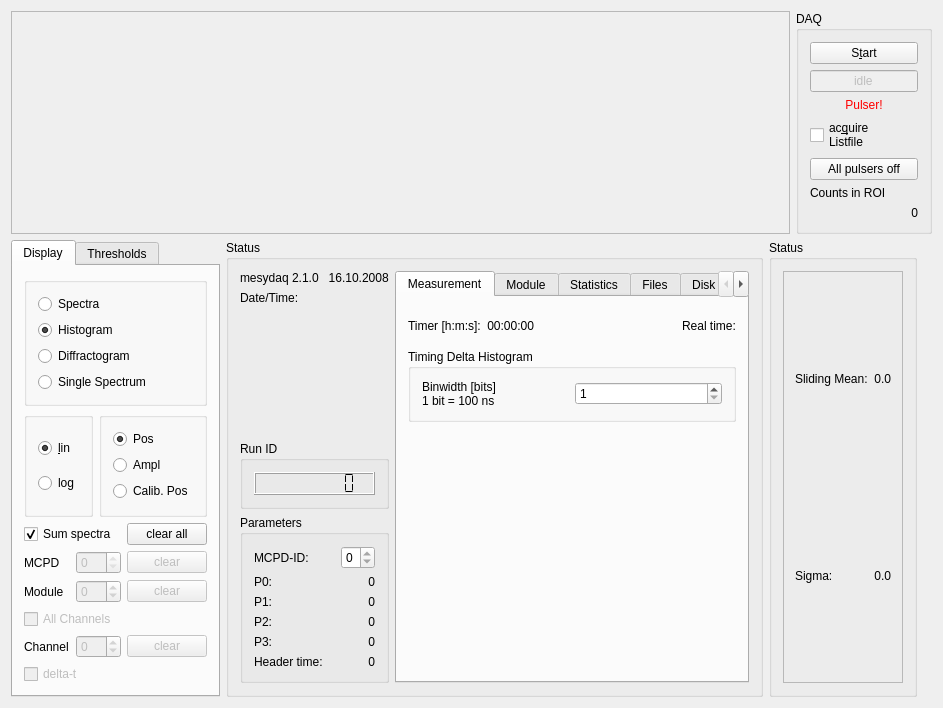
Above: qmesydaq/mainwidget.ui from flueke/qmesydaq before the change. Below: the same form after it.
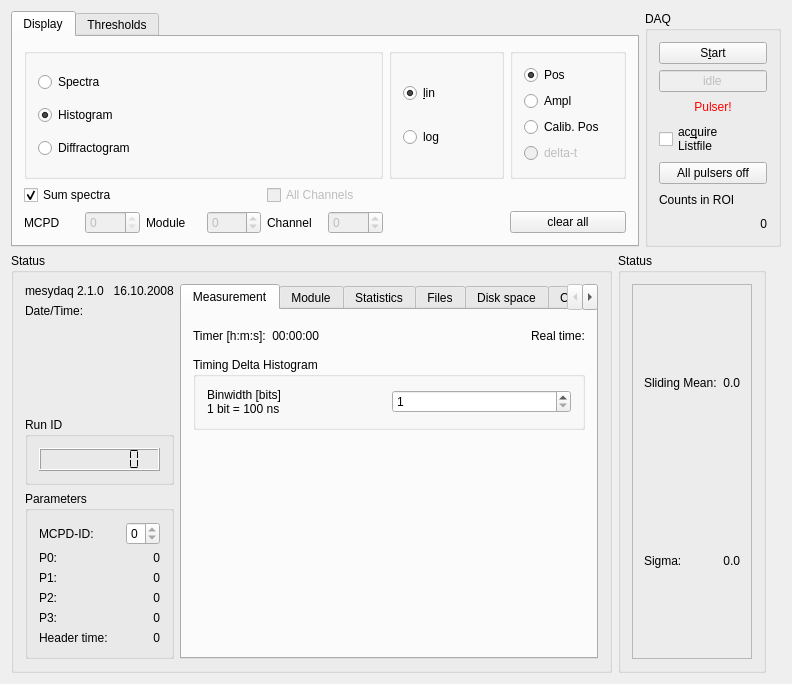
That is the form after the change. Custom widgets are drawn as their Qt base class.

Commit message:
Create a separate window for the data plot.
The data plot window is now separated from the other information
display. This helps to resize the data window, to see more information
in the data.

```diff
--- a/qmesydaq/mainwidget.ui
+++ b/qmesydaq/mainwidget.ui
@@ -6,8 +6,8 @@
    <rect>
     <x>0</x>
     <y>0</y>
-    <width>943</width>
-    <height>694</height>
+    <width>792</width>
+    <height>684</height>
    </rect>
   </property>
   <property name="baseSize">
@@ -26,189 +26,6 @@
       <number>0</number>
      </property>
      <item>
-      <widget class="QFrame" name="mainFrame">
-       <property name="sizePolicy">
-        <sizepolicy hsizetype="Expanding" vsizetype="Preferred">
-         <horstretch>0</horstretch>
-         <verstretch>0</verstretch>
-        </sizepolicy>
-       </property>
-       <property name="frameShape">
-        <enum>QFrame::StyledPanel</enum>
-       </property>
-       <property name="frameShadow">
-        <enum>QFrame::Raised</enum>
-       </property>
-       <layout class="QGridLayout" name="gridLayout_1">
-        <item row="0" column="0">
-         <widget class="QwtPlot" name="m_dataFrame">
-          <property name="sizePolicy">
-           <sizepolicy hsizetype="Expanding" vsizetype="Expanding">
-            <horstretch>0</horstretch>
-            <verstretch>0</verstretch>
-           </sizepolicy>
-          </property>
-          <property name="cursor">
-           <cursorShape>CrossCursor</cursorShape>
-          </property>
-         </widget>
-        </item>
-       </layout>
-      </widget>
-     </item>
-     <item>
-      <widget class="QGroupBox" name="groupBox1">
-       <property name="sizePolicy">
-        <sizepolicy hsizetype="Maximum" vsizetype="Preferred">
-         <horstretch>0</horstretch>
-         <verstretch>0</verstretch>
-        </sizepolicy>
-       </property>
-       <property name="title">
-        <string>DAQ</string>
-       </property>
-       <layout class="QVBoxLayout" name="verticalLayout_3">
-        <item>
-         <widget class="QPushButton" name="startStopButton">
-          <property name="toolTip">
-           <string>start / stop data acquisition</string>
-          </property>
-          <property name="text">
-           <string>S&amp;tart</string>
-          </property>
-          <property name="shortcut">
-           <string>Alt+T</string>
-          </property>
-          <property name="checkable">
-           <bool>true</bool>
-          </property>
-         </widget>
-        </item>
-        <item>
-         <widget class="QLineEdit" name="daqStatusLine">
-          <property name="enabled">
-           <bool>false</bool>
-          </property>
-          <property name="toolTip">
-           <string>current DAQ status display</string>
-          </property>
-          <property name="text">
-           <string>idle</string>
-          </property>
-          <property name="alignment">
-           <set>Qt::AlignHCenter</set>
-          </property>
-         </widget>
-        </item>
-        <item>
-         <widget class="QLabel" name="pulserWarning">
-          <property name="palette">
-           <palette>
-            <active>
-             <colorrole role="WindowText">
-              <brush brushstyle="SolidPattern">
-               <color alpha="255">
-                <red>255</red>
-                <green>0</green>
-                <blue>0</blue>
-               </color>
-              </brush>
-             </colorrole>
-            </active>
-            <inactive>
-             <colorrole role="WindowText">
-              <brush brushstyle="SolidPattern">
-               <color alpha="255">
-                <red>255</red>
-                <green>0</green>
-                <blue>0</blue>
-               </color>
-              </brush>
-             </colorrole>
-            </inactive>
-            <disabled>
-             <colorrole role="WindowText">
-              <brush brushstyle="SolidPattern">
-               <color alpha="255">
-                <red>110</red>
-                <green>111</green>
-                <blue>114</blue>
-               </color>
-              </brush>
-             </colorrole>
-            </disabled>
-           </palette>
-          </property>
-          <property name="text">
-           <string>&lt;p align=&quot;center&quot;&gt;Pulser!&lt;/p&gt;</string>
-          </property>
-          <property name="wordWrap">
-           <bool>false</bool>
-          </property>
-         </widget>
-        </item>
-        <item>
-         <widget class="QCheckBox" name="acquireFile">
-          <property name="text">
-           <string>ac&amp;quire
-Listfile</string>
-          </property>
-          <property name="shortcut">
-           <string>Alt+Q</string>
-          </property>
-         </widget>
-        </item>
-        <item>
-         <widget class="QPushButton" name="allPulsersoffButton">
-          <property name="text">
-           <string>All pulsers off</string>
-          </property>
-         </widget>
-        </item>
-        <item>
-         <spacer name="verticalSpacer">
-          <property name="orientation">
-           <enum>Qt::Vertical</enum>
-          </property>
-          <property name="sizeHint" stdset="0">
-           <size>
-            <width>20</width>
-            <height>40</height>
-           </size>
-          </property>
-         </spacer>
-        </item>
-        <item>
-         <widget class="QLabel" name="labelCountsInROI">
-          <property name="enabled">
-           <bool>true</bool>
-          </property>
-          <property name="text">
-           <string>Counts in ROI</string>
-          </property>
-         </widget>
-        </item>
-        <item>
-         <widget class="QLabel" name="countsInROI">
-          <property name="text">
-           <string>0</string>
-          </property>
-          <property name="alignment">
-           <set>Qt::AlignRight|Qt::AlignTrailing|Qt::AlignVCenter</set>
-          </property>
-         </widget>
-        </item>
-       </layout>
-      </widget>
-     </item>
-    </layout>
-   </item>
-   <item>
-    <layout class="QHBoxLayout" name="horizontalLayout_2">
-     <property name="rightMargin">
-      <number>15</number>
-     </property>
-     <item>
       <widget class="QTabWidget" name="displayTabWidget">
        <property name="currentIndex">
         <number>0</number>
@@ -218,7 +35,7 @@
          <string>Display</string>
         </attribute>
         <layout class="QGridLayout" name="gridLayout_2">
-         <item row="1" column="0">
+         <item row="0" column="3">
           <widget class="QGroupBox" name="logGroup">
            <property name="enabled">
             <bool>true</bool>
@@ -253,7 +70,58 @@
            </layout>
           </widget>
          </item>
-         <item row="1" column="1" colspan="2">
+         <item row="0" column="0" colspan="3">
+          <widget class="QGroupBox" name="dispGroup">
+           <property name="title">
+            <string/>
+           </property>
+           <layout class="QGridLayout" name="gridLayout_5">
+            <item row="0" column="0">
+             <widget class="QRadioButton" name="dispSpectra">
+              <property name="text">
+               <string>Spectra</string>
+              </property>
+              <property name="shortcut">
+               <string/>
+              </property>
+              <property name="checked">
+               <bool>false</bool>
+              </property>
+              <attribute name="buttonGroup">
+               <string notr="true">displayModeButtonGroup</string>
+              </attribute>
+             </widget>
+            </item>
+            <item row="2" column="0" colspan="2">
+             <widget class="QRadioButton" name="dispDiffractogram">
+              <property name="text">
+               <string>Diffractogram</string>
+              </property>
+              <attribute name="buttonGroup">
+               <string notr="true">displayModeButtonGroup</string>
+              </attribute>
+             </widget>
+            </item>
+            <item row="1" column="0">
+             <widget class="QRadioButton" name="dispHistogram">
+              <property name="text">
+               <string>Histogram</string>
+              </property>
+              <property name="shortcut">
+               <string/>
+              </property>
+              <property name="checked">
+               <bool>true</bool>
+              </property>
+              <attribute name="buttonGroup">
+               <string notr="true">displayModeButtonGroup</string>
+              </attribute>
+             </widget>
+            </item>
+           </layout>
+          </widget>
+         </item>
+         <item row="0" column="4">
           <widget class="QGroupBox" name="posAmpGroup">
            <property name="title">
             <string/>
@@ -298,10 +166,20 @@
               </attribute>
              </widget>
             </item>
+            <item row="3" column="0">
+             <widget class="QRadioButton" name="specialBox">
+              <property name="enabled">
+               <bool>false</bool>
+              </property>
+              <property name="text">
+               <string>delta-t</string>
+              </property>
+             </widget>
+            </item>
            </layout>
           </widget>
          </item>
-         <item row="2" column="0" colspan="2">
+         <item row="2" column="0">
           <widget class="QCheckBox" name="dispAll">
            <property name="text">
             <string>Sum spectra</string>
@@ -314,17 +192,7 @@
            </property>
           </widget>
          </item>
-         <item row="2" column="2">
-          <widget class="QPushButton" name="clearAll">
-           <property name="text">
-            <string>clear all</string>
-           </property>
-           <property name="shortcut">
-            <string/>
-           </property>
-          </widget>
-         </item>
-         <item row="3" column="0" colspan="2">
+         <item row="3" column="0">
           <layout class="QHBoxLayout" name="horizontalLayout_5">
            <item>
             <widget class="QLabel" name="textLabel1_4_2_3_4_2">
@@ -348,20 +216,7 @@
            </item>
           </layout>
          </item>
-         <item row="3" column="2">
-          <widget class="QPushButton" name="clearMcpd">
-           <property name="enabled">
-            <bool>false</bool>
-           </property>
-           <property name="text">
-            <string>clear</string>
-           </property>
-           <property name="shortcut">
-            <string/>
-           </property>
-          </widget>
-         </item>
-         <item row="4" column="0" colspan="2">
+         <item row="3" column="1">
           <layout class="QHBoxLayout">
            <item>
             <widget class="QLabel" name="textLabel1_4_2_3_4_2_2">
@@ -388,20 +243,7 @@
            </item>
           </layout>
          </item>
-         <item row="4" column="2">
-          <widget class="QPushButton" name="clearMpsd">
-           <property name="enabled">
-            <bool>false</bool>
-           </property>
-           <property name="text">
-            <string>clear</string>
-           </property>
-           <property name="shortcut">
-            <string/>
-           </property>
-          </widget>
-         </item>
-         <item row="6" column="0" colspan="2">
+         <item row="3" column="2">
           <layout class="QHBoxLayout">
            <item>
             <widget class="QLabel" name="textLabel1_4_2_3_4_2_2_2">
@@ -428,30 +270,7 @@
            </item>
           </layout>
          </item>
-         <item row="6" column="2">
-          <widget class="QPushButton" name="clearChan">
-           <property name="enabled">
-            <bool>false</bool>
-           </property>
-           <property name="text">
-            <string>clear</string>
-           </property>
-           <property name="shortcut">
-            <string/>
-           </property>
-          </widget>
-         </item>
-         <item row="7" column="0">
-          <widget class="QCheckBox" name="specialBox">
-           <property name="enabled">
-            <bool>false</bool>
-           </property>
-           <property name="text">
-            <string>delta-t</string>
-           </property>
-          </widget>
-         </item>
-         <item row="5" column="0" colspan="2">
+         <item row="2" column="2">
           <widget class="QCheckBox" name="dispAllChannels">
            <property name="enabled">
             <bool>false</bool>
@@ -461,65 +280,14 @@
            </property>
           </widget>
          </item>
-         <item row="0" column="0" colspan="3">
-          <widget class="QGroupBox" name="dispGroup">
-           <property name="title">
+         <item row="3" column="4">
+          <widget class="QPushButton" name="clearAll">
+           <property name="text">
+            <string>clear all</string>
+           </property>
+           <property name="shortcut">
             <string/>
            </property>
-           <layout class="QGridLayout" name="gridLayout_5">
-            <item row="0" column="0">
-             <widget class="QRadioButton" name="dispSpectra">
-              <property name="text">
-               <string>Spectra</string>
-              </property>
-              <property name="shortcut">
-               <string/>
-              </property>
-              <property name="checked">
-               <bool>false</bool>
-              </property>
-              <attribute name="buttonGroup">
-               <string>displayModeButtonGroup</string>
-              </attribute>
-             </widget>
-            </item>
-            <item row="1" column="0">
-             <widget class="QRadioButton" name="dispHistogram">
-              <property name="text">
-               <string>Histogram</string>
-              </property>
-              <property name="shortcut">
-               <string/>
-              </property>
-              <property name="checked">
-               <bool>true</bool>
-              </property>
-              <attribute name="buttonGroup">
-               <string>displayModeButtonGroup</string>
-              </attribute>
-             </widget>
-            </item>
-            <item row="3" column="0">
-             <widget class="QRadioButton" name="dispMstdSpectrum">
-              <property name="text">
-               <string>Single Spectrum</string>
-              </property>
-              <attribute name="buttonGroup">
-               <string>displayModeButtonGroup</string>
-              </attribute>
-             </widget>
-            </item>
-            <item row="2" column="0">
-             <widget class="QRadioButton" name="dispDiffractogram">
-              <property name="text">
-               <string>Diffractogram</string>
-              </property>
-              <attribute name="buttonGroup">
-               <string>displayModeButtonGroup</string>
-              </attribute>
-             </widget>
-            </item>
-           </layout>
           </widget>
          </item>
         </layout>
@@ -588,6 +356,145 @@
       </widget>
      </item>
      <item>
+      <widget class="QGroupBox" name="groupBox1">
+       <property name="sizePolicy">
+        <sizepolicy hsizetype="Maximum" vsizetype="Preferred">
+         <horstretch>0</horstretch>
+         <verstretch>0</verstretch>
+        </sizepolicy>
+       </property>
+       <property name="title">
+        <string>DAQ</string>
+       </property>
+       <layout class="QVBoxLayout" name="verticalLayout_3">
+        <item>
+         <widget class="QPushButton" name="startStopButton">
+          <property name="toolTip">
+           <string>start / stop data acquisition</string>
+          </property>
+          <property name="text">
+           <string>S&amp;tart</string>
+          </property>
+          <property name="shortcut">
+           <string>Alt+T</string>
+          </property>
+          <property name="checkable">
+           <bool>true</bool>
+          </property>
+         </widget>
+        </item>
+        <item>
+         <widget class="QLineEdit" name="daqStatusLine">
+          <property name="enabled">
+           <bool>false</bool>
+          </property>
+          <property name="toolTip">
+           <string>current DAQ status display</string>
+          </property>
+          <property name="text">
+           <string>idle</string>
+          </property>
+          <property name="alignment">
+           <set>Qt::AlignHCenter</set>
+          </property>
+         </widget>
+        </item>
+        <item>
+         <widget class="QLabel" name="pulserWarning">
+          <property name="palette">
+           <palette>
+            <active>
+             <colorrole role="WindowText">
+              <brush brushstyle="SolidPattern">
+               <color alpha="255">
+                <red>255</red>
+                <green>0</green>
+                <blue>0</blue>
+               </color>
+              </brush>
+             </colorrole>
+            </active>
+            <inactive>
+             <colorrole role="WindowText">
+              <brush brushstyle="SolidPattern">
+               <color alpha="255">
+                <red>255</red>
+                <green>0</green>
+                <blue>0</blue>
+               </color>
+              </brush>
+             </colorrole>
+            </inactive>
+            <disabled>
+             <colorrole role="WindowText">
+              <brush brushstyle="SolidPattern">
+               <color alpha="255">
+                <red>110</red>
+                <green>111</green>
+                <blue>114</blue>
+               </color>
+              </brush>
+             </colorrole>
+            </disabled>
+           </palette>
+          </property>
+          <property name="text">
+           <string>&lt;p align=&quot;center&quot;&gt;Pulser!&lt;/p&gt;</string>
+          </property>
+          <property name="wordWrap">
+           <bool>false</bool>
+          </property>
+         </widget>
+        </item>
+        <item>
+         <widget class="QCheckBox" name="acquireFile">
+          <property name="text">
+           <string>ac&amp;quire
+Listfile</string>
+          </property>
+          <property name="shortcut">
+           <string>Alt+Q</string>
+          </property>
+         </widget>
+        </item>
+        <item>
+         <widget class="QPushButton" name="allPulsersoffButton">
+          <property name="text">
+           <string>All pulsers off</string>
+          </property>
+         </widget>
+        </item>
+        <item>
+         <widget class="QLabel" name="labelCountsInROI">
+          <property name="enabled">
+           <bool>true</bool>
+          </property>
+          <property name="text">
+           <string>Counts in ROI</string>
+          </property>
+         </widget>
+        </item>
+        <item>
+         <widget class="QLabel" name="countsInROI">
+          <property name="text">
+           <string>0</string>
+          </property>
+          <property name="alignment">
+           <set>Qt::AlignRight|Qt::AlignTrailing|Qt::AlignVCenter</set>
+          </property>
+         </widget>
+        </item>
+       </layout>
+      </widget>
+     </item>
+    </layout>
+   </item>
+   <item>
+    <layout class="QHBoxLayout" name="horizontalLayout_2">
+     <property name="rightMargin">
+      <number>15</number>
+     </property>
+     <item>
       <widget class="QGroupBox" name="statusGroupBox">
        <property name="title">
         <string>Status</string>
@@ -1401,15 +1308,6 @@
  </widget>
  <layoutdefault spacing="6" margin="11"/>
  <customwidgets>
-  <customwidget>
-   <class>QwtPlot</class>
-   <extends>QFrame</extends>
-   <header>qwt_plot.h</header>
-   <slots>
-    <slot>setLinLog(const bool)</slot>
-    <slot>replot(void)</slot>
-   </slots>
-  </customwidget>
   <customwidget>
    <class>ModuleSpinBox</class>
    <extends>QSpinBox</extends>
@@ -1427,11 +1325,6 @@
     <signal>changeModule(int)</signal>
    </slots>
   </customwidget>
-  <customwidget>
-   <class>Plot</class>
-   <extends>QwtPlot</extends>
-   <header>plot.h</header>
-  </customwidget>
   <customwidget>
    <class>MCPDSpinBox</class>
    <extends>QSpinBox</extends>
```
Left out of the diff: 682 changed lines with no effect on the pictures. The commit also changes 8 other files.
